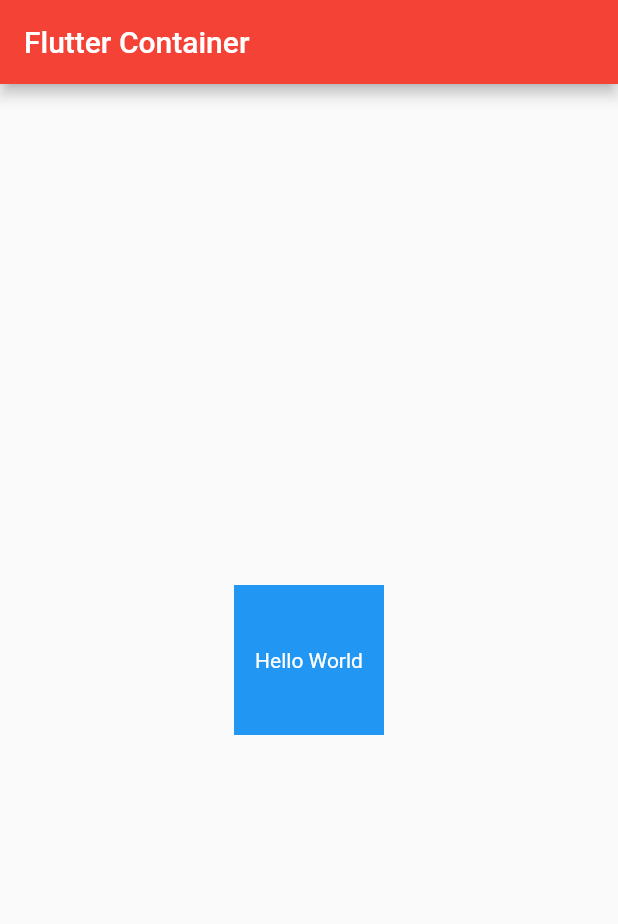
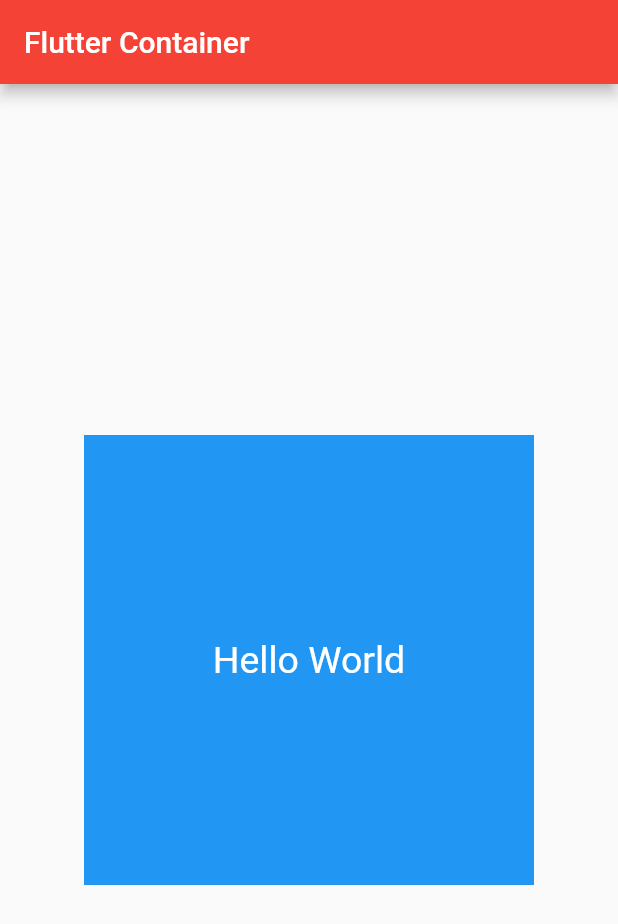
Before and after one commit to akkiBuoy7/Flutter-Basics, a Flutter app: the screen it shows after launch, on a phone screen of 412 x 824 dp. Shown: the top 924 px of the screen. Run offline on Flutter 3.47's test engine with Material 2 defaults, Android fonts, the phone set to English and light mode, and no system bars; statements that could not run were skipped.

Commit message:
Text widget Implementation

```diff
--- a/lib/main.dart
+++ b/lib/main.dart
@@ -22,31 +22,37 @@ class MyApp extends StatelessWidget {
 }
 
 class MyHomePage extends StatefulWidget {
-  const MyHomePage({Key? key}):super(key:key);
+  const MyHomePage({Key? key}) : super(key: key);
+
   @override
   State<MyHomePage> createState() => _MyHomePageState();
 }
 
 class _MyHomePageState extends State<MyHomePage> {
-
   @override
   Widget build(BuildContext context) {
-
     return Scaffold(
       appBar: AppBar(
         // Here we take the value from the MyHomePage object that was created by
         // the App.build method, and use it to set our appbar title.
         title: Text("Flutter Container"),
       ),
-      body:Align(
+      body: Align(
         alignment: Alignment.center,
         child: Container(
-          width: 100,
-          height: 100,
+          width: 300,
+          height: 300,
           color: Colors.blue,
-          child: Center(child: Text("Hello World",style: TextStyle(color: Colors.white))),
+          child: Center(
+              child: Text("Hello World",
+                  style: TextStyle(
+                    color: Colors.white,
+                    fontSize: 25,
+                    fontWeight: FontWeight.w700 // bold or thin
+                    fontFamily:
+                  ))),
         ),
-      ) ,
+      ),
     );
   }
 }
```
